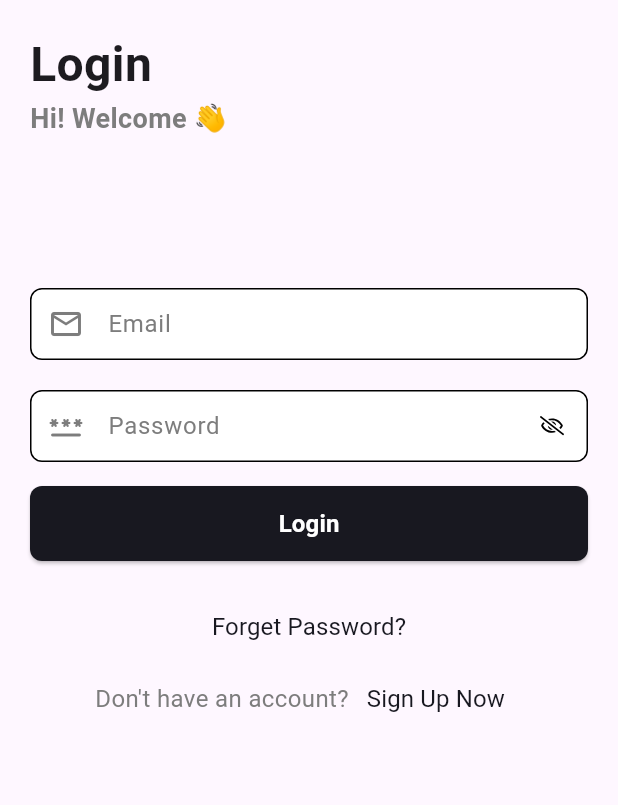
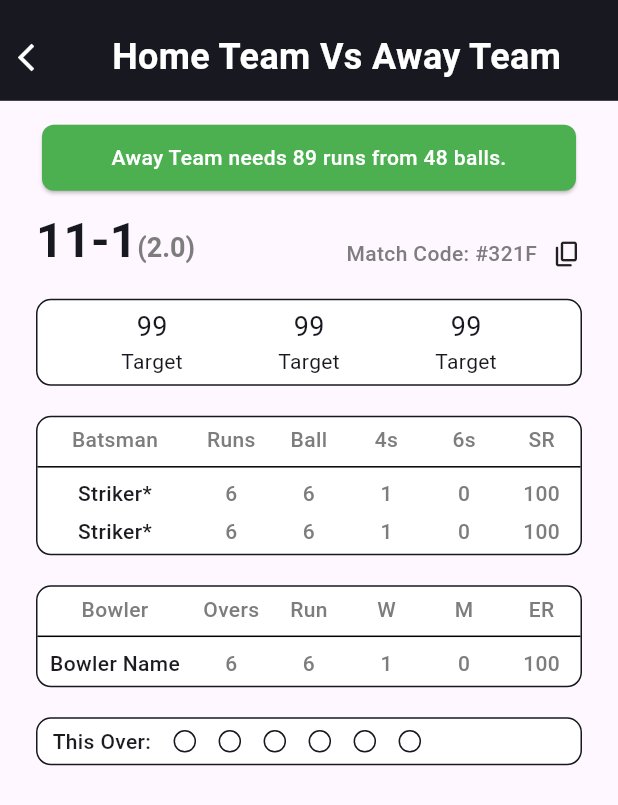
Before and after one commit to ck-lamib/cric_score_connect, a Flutter app: the screen it shows after launch, on a phone screen of 412 x 824 dp. Shown: the top 805 px of the screen. Run offline on Flutter 3.47's test engine with Material 3 defaults, Android fonts, the phone set to English and light mode, and no system bars; our stand-ins replace device_info_plus, dropdown_button2, flutter_svg, get, get_storage, image_cropper and 2 more; missing offline and left inert: simple_fontellico_progress_dialog; accounts and stored records are empty; Roboto replaces fonts that are missing (WorkSans).

Commit message:
feat(WIP: working in gaming page

```diff
--- a/lib/app.dart
+++ b/lib/app.dart
@@ -1,4 +1,5 @@
 import 'package:cric_score_connect/core/core_controller.dart';
+import 'package:cric_score_connect/screens/game/views/gaming/gaming_screen.dart';
 import 'package:cric_score_connect/screens/splash/views/splash_screen.dart';
 import 'package:cric_score_connect/utils/routes/pages.dart';
 import 'package:cric_score_connect/utils/themes/theme.dart';
@@ -24,7 +25,7 @@ class CricScoreConnect extends StatelessWidget {
       debugShowCheckedModeBanner: false,
       getPages: pages,
       theme: basicTheme(),
-      initialRoute: SplashScreen.routeName,
+      initialRoute: GamingScreen.routeName,
     );
   }
 }
--- /dev/null
+++ b/lib/screens/game/controller/gaming/gaming_controller.dart
@@ -0,0 +1,3 @@
+import 'package:get/get.dart';
+
+class GamingController extends GetxController {}
--- /dev/null
+++ b/lib/screens/game/views/gaming/gaming_screen.dart
@@ -0,0 +1,559 @@
+import 'package:cric_score_connect/screens/game/widgets/gaming/gaming_app_bar.dart';
+import 'package:cric_score_connect/utils/constants/colors.dart';
+import 'package:cric_score_connect/utils/constants/size_config.dart';
+import 'package:cric_score_connect/utils/themes/custom_text_styles.dart';
+import 'package:flutter/material.dart';
+import 'package:flutter/widgets.dart';
+
+class GamingScreen extends StatelessWidget {
+  static const String routeName = "/game-screen";
+  const GamingScreen({super.key});
+
+  @override
+  Widget build(BuildContext context) {
+    return Scaffold(
+      body: SafeArea(
+        child: NestedScrollView(
+          headerSliverBuilder: (context, innerBoxIsScrolled) => [
+            const GamingAppBar(),
+          ],
+          body: Container(
+            margin: const EdgeInsets.symmetric(horizontal: 24, vertical: 12),
+            child: ListView(
+              shrinkWrap: true,
+              children: [
+                Card(
+                  shape: RoundedRectangleBorder(
+                    borderRadius: BorderRadius.all(
+                      Radius.circular(8),
+                    ),
+                  ),
+                  color: Colors.green,
+                  child: Container(
+                    margin: EdgeInsets.symmetric(
+                      horizontal: 12,
+                      vertical: 12,
+                    ),
+                    child: Text(
+                      "Away Team needs 89 runs from 48 balls.",
+                      textAlign: TextAlign.center,
+                      style: CustomTextStyles.f14W500(
+                        color: AppColors.primaryColor,
+                      ),
+                    ),
+                  ),
+                ),
+                SizeConfig.getSpace(
+                  height: 10,
+                ),
+                Row(
+                  crossAxisAlignment: CrossAxisAlignment.end,
+                  mainAxisAlignment: MainAxisAlignment.spaceBetween,
+                  children: [
+                    RichText(
+                      text: TextSpan(
+                        text: "11-1",
+                        style: CustomTextStyles.f32W600(
+                          color: AppColors.backGroundColor,
+                        ),
+                        children: [
+                          TextSpan(
+                            text: "(2.0)",
+                            style: CustomTextStyles.f18W600(
+                              color: AppColors.hintTextColor,
+                            ),
+                          ),
+                        ],
+                      ),
+                    ),
+                    Row(
+                      children: [
+                        Text(
+                          "Match Code: ",
+                          style: CustomTextStyles.f14W500(
+                            color: AppColors.hintTextColor,
+                          ),
+                        ),
+                        Text(
+                          "#321F",
+                          style: CustomTextStyles.f14W500(
+                            color: AppColors.hintTextColor,
+                          ),
+                        ),
+                        SizedBox(
+                          width: 10,
+                        ),
+                        InkWell(
+                          splashFactory: InkRipple.splashFactory,
+                          child: Icon(
+                            Icons.copy_rounded,
+                            size: 20,
+                          ),
+                        )
+                      ],
+                    ),
+                  ],
+                ),
+                SizeConfig.getSpace(),
+                Container(
+                  padding: const EdgeInsets.symmetric(
+                    horizontal: 24,
+                    vertical: 5,
+                  ),
+                  decoration: BoxDecoration(
+                    color: AppColors.primaryColor,
+                    shape: BoxShape.rectangle,
+                    borderRadius: BorderRadius.circular(10),
+                    border: Border.all(
+                      color: AppColors.backGroundColor,
+                      width: 1,
+                    ),
+                  ),
+                  child: Row(
+                    mainAxisAlignment: MainAxisAlignment.spaceAround,
+                    children: [
+                      GamingRatingStat(),
+                      GamingRatingStat(),
+                      GamingRatingStat(),
+                    ],
+                  ),
+                ),
+                SizeConfig.getSpace(),
+                Container(
+                  padding: const EdgeInsets.symmetric(
+                    horizontal: 0,
+                    vertical: 5,
+                  ),
+                  decoration: BoxDecoration(
+                    color: AppColors.primaryColor,
+                    shape: BoxShape.rectangle,
+                    borderRadius: BorderRadius.circular(10),
+                    border: Border.all(
+                      color: AppColors.backGroundColor,
+                      width: 1,
+                    ),
+                  ),
+                  child: Column(
+                    // mainAxisAlignment: MainAxisAlignment.spaceAround,
+
+                    children: [
+                      Row(
+                        children: [
+                          Expanded(
+                            flex: 2,
+                            child: Text(
+                              "Batsman",
+                              textAlign: TextAlign.center,
+                              style: CustomTextStyles.f14W500(
+                                color: AppColors.hintTextColor,
+                              ),
+                            ),
+                          ),
+                          Expanded(
+                            flex: 1,
+                            child: Text(
+                              "Runs",
+                              textAlign: TextAlign.center,
+                              style: CustomTextStyles.f14W500(
+                                color: AppColors.hintTextColor,
+                              ),
+                            ),
+                          ),
+                          Expanded(
+                            flex: 1,
+                            child: Text(
+                              "Ball",
+                              textAlign: TextAlign.center,
+                              style: CustomTextStyles.f14W500(
+                                color: AppColors.hintTextColor,
+                              ),
+                            ),
+                          ),
+                          Expanded(
+                            flex: 1,
+                            child: Text(
+                              "4s",
+                              textAlign: TextAlign.center,
+                              style: CustomTextStyles.f14W500(
+                                color: AppColors.hintTextColor,
+                              ),
+                            ),
+                          ),
+                          Expanded(
+                            flex: 1,
+                            child: Text(
+                              "6s",
+                              textAlign: TextAlign.center,
+                              style: CustomTextStyles.f14W500(
+                                color: AppColors.hintTextColor,
+                              ),
+                            ),
+                          ),
+                          Expanded(
+                            flex: 1,
+                            child: Text(
+                              "SR",
+                              textAlign: TextAlign.center,
+                              style: CustomTextStyles.f14W500(
+                                color: AppColors.hintTextColor,
+                              ),
+                            ),
+                          ),
+                        ],
+                      ),
+                      Divider(),
+                      Row(
+                        children: [
+                          Expanded(
+                            flex: 2,
+                            child: Text(
+                              "Striker*",
+                              textAlign: TextAlign.center,
+                              style: CustomTextStyles.f14W500(),
+                            ),
+                          ),
+                          Expanded(
+                            flex: 1,
+                            child: Text(
+                              "6",
+                              textAlign: TextAlign.center,
+                              style: CustomTextStyles.f14W500(
+                                color: AppColors.hintTextColor,
+                              ),
+                            ),
+                          ),
+                          Expanded(
+                            flex: 1,
+                            child: Text(
+                              "6",
+                              textAlign: TextAlign.center,
+                              style: CustomTextStyles.f14W500(
+                                color: AppColors.hintTextColor,
+                              ),
+                            ),
+                          ),
+                          Expanded(
+                            flex: 1,
+                            child: Text(
+                              "1",
+                              textAlign: TextAlign.center,
+                              style: CustomTextStyles.f14W500(
+                                color: AppColors.hintTextColor,
+                              ),
+                            ),
+                          ),
+                          Expanded(
+                            flex: 1,
+                            child: Text(
+                              "0",
+                              textAlign: TextAlign.center,
+                              style: CustomTextStyles.f14W500(
+                                color: AppColors.hintTextColor,
+                              ),
+                            ),
+                          ),
+                          Expanded(
+                            flex: 1,
+                            child: Text(
+                              "100",
+                              textAlign: TextAlign.center,
+                              style: CustomTextStyles.f14W500(
+                                color: AppColors.hintTextColor,
+                              ),
+                            ),
+                          ),
+                        ],
+                      ),
+                      SizeConfig.getSpace(height: 5),
+                      Row(
+                        children: [
+                          Expanded(
+                            flex: 2,
+                            child: Text(
+                              "Striker*",
+                              textAlign: TextAlign.center,
+                              style: CustomTextStyles.f14W500(),
+                            ),
+                          ),
+                          Expanded(
+                            flex: 1,
+                            child: Text(
+                              "6",
+                              textAlign: TextAlign.center,
+                              style: CustomTextStyles.f14W500(
+                                color: AppColors.hintTextColor,
+                              ),
+                            ),
+                          ),
+                          Expanded(
+                            flex: 1,
+                            child: Text(
+                              "6",
+                              textAlign: TextAlign.center,
+                              style: CustomTextStyles.f14W500(
+                                color: AppColors.hintTextColor,
+                              ),
+                            ),
+                          ),
+                          Expanded(
+                            flex: 1,
+                            child: Text(
+                              "1",
+                              textAlign: TextAlign.center,
+                              style: CustomTextStyles.f14W500(
+                                color: AppColors.hintTextColor,
+                              ),
+                            ),
+                          ),
+                          Expanded(
+                            flex: 1,
+                            child: Text(
+                              "0",
+                              textAlign: TextAlign.center,
+                              style: CustomTextStyles.f14W500(
+                                color: AppColors.hintTextColor,
+                              ),
+                            ),
+                          ),
+                          Expanded(
+                            flex: 1,
+                            child: Text(
+                              "100",
+                              textAlign: TextAlign.center,
+                              style: CustomTextStyles.f14W500(
+                                color: AppColors.hintTextColor,
+                              ),
+                            ),
+                          ),
+                        ],
+                      )
+                    ],
+                  ),
+                ),
+                SizeConfig.getSpace(),
+                Container(
+                  padding: const EdgeInsets.symmetric(
+                    horizontal: 0,
+                    vertical: 5,
+                  ),
+                  decoration: BoxDecoration(
+                    color: AppColors.primaryColor,
+                    shape: BoxShape.rectangle,
+                    borderRadius: BorderRadius.circular(10),
+                    border: Border.all(
+                      color: AppColors.backGroundColor,
+                      width: 1,
+                    ),
+                  ),
+                  child: Column(
+                    // mainAxisAlignment: MainAxisAlignment.spaceAround,
+
+                    children: [
+                      Row(
+                        children: [
+                          Expanded(
+                            flex: 2,
+                            child: Text(
+                              "Bowler",
+                              textAlign: TextAlign.center,
+                              style: CustomTextStyles.f14W500(
+                                color: AppColors.hintTextColor,
+                              ),
+                            ),
+                          ),
+                          Expanded(
+                            flex: 1,
+                            child: Text(
+                              "Overs",
+                              textAlign: TextAlign.center,
+                              style: CustomTextStyles.f14W500(
+                                color: AppColors.hintTextColor,
+                              ),
+                            ),
+                          ),
+                          Expanded(
+                            flex: 1,
+                            child: Text(
+                              "Run",
+                              textAlign: TextAlign.center,
+                              style: CustomTextStyles.f14W500(
+                                color: AppColors.hintTextColor,
+                              ),
+                            ),
+                          ),
+                          Expanded(
+                            flex: 1,
+                            child: Text(
+                              "W",
+                              textAlign: TextAlign.center,
+                              style: CustomTextStyles.f14W500(
+                                color: AppColors.hintTextColor,
+                              ),
+                            ),
+                          ),
+                          Expanded(
+                            flex: 1,
+                            child: Text(
+                              "M",
+                              textAlign: TextAlign.center,
+                              style: CustomTextStyles.f14W500(
+                                color: AppColors.hintTextColor,
+                              ),
+                            ),
+                          ),
+                          Expanded(
+                            flex: 1,
+                            child: Text(
+                              "ER",
+                              textAlign: TextAlign.center,
+                              style: CustomTextStyles.f14W500(
+                                color: AppColors.hintTextColor,
+                              ),
+                            ),
+                          ),
+                        ],
+                      ),
+                      Divider(),
+                      Row(
+                        children: [
+                          Expanded(
+                            flex: 2,
+                            child: Text(
+                              "Bowler Name",
+                              textAlign: TextAlign.center,
+                              style: CustomTextStyles.f14W500(),
+                            ),
+                          ),
+                          Expanded(
+                            flex: 1,
+                            child: Text(
+                              "6",
+                              textAlign: TextAlign.center,
+                              style: CustomTextStyles.f14W500(
+                                color: AppColors.hintTextColor,
+                              ),
+                            ),
+                          ),
+                          Expanded(
+                            flex: 1,
+                            child: Text(
+                              "6",
+                              textAlign: TextAlign.center,
+                              style: CustomTextStyles.f14W500(
+                                color: AppColors.hintTextColor,
+                              ),
+                            ),
+                          ),
+                          Expanded(
+                            flex: 1,
+                            child: Text(
+                              "1",
+                              textAlign: TextAlign.center,
+                              style: CustomTextStyles.f14W500(
+                                color: AppColors.hintTextColor,
+                              ),
+                            ),
+                          ),
+                          Expanded(
+                            flex: 1,
+                            child: Text(
+                              "0",
+                              textAlign: TextAlign.center,
+                              style: CustomTextStyles.f14W500(
+                                color: AppColors.hintTextColor,
+                              ),
+                            ),
+                          ),
+                          Expanded(
+                            flex: 1,
+                            child: Text(
+                              "100",
+                              textAlign: TextAlign.center,
+                              style: CustomTextStyles.f14W500(
+                                color: AppColors.hintTextColor,
+                              ),
+                            ),
+                          ),
+                        ],
+                      ),
+                    ],
+                  ),
+                ),
+                SizeConfig.getSpace(),
+                Container(
+                  padding: const EdgeInsets.symmetric(
+                    horizontal: 10,
+                    vertical: 5,
+                  ),
+                  decoration: BoxDecoration(
+                    color: AppColors.primaryColor,
+                    shape: BoxShape.rectangle,
+                    borderRadius: BorderRadius.circular(10),
+                    border: Border.all(
+                      color: AppColors.backGroundColor,
+                      width: 1,
+                    ),
+                  ),
+                  child: Row(
+                    children: [
+                      Text(
+                        "This Over:",
+                        textAlign: TextAlign.center,
+                        style: CustomTextStyles.f14W500(),
+                      ),
+                      ...List.filled(
+                        6,
+                        Container(
+                          height: 15,
+                          width: 15,
+                          margin: EdgeInsets.only(
+                            left: 15,
+                          ),
+                          decoration: BoxDecoration(
+                            color: AppColors.primaryColor,
+                            shape: BoxShape.rectangle,
+                            borderRadius: BorderRadius.circular(10),
+                            border: Border.all(
+                              color: AppColors.backGroundColor,
+                              width: 1,
+                            ),
+                          ),
+                        ),
+                      ),
+                    ],
+                  ),
+                ),
+              ],
+            ),
+          ),
+        ),
+      ),
+    );
+  }
+}
+
+class GamingRatingStat extends StatelessWidget {
+  const GamingRatingStat({
+    super.key,
+  });
+
+  @override
+  Widget build(BuildContext context) {
+    return Column(
+      children: [
+        Text(
+          "99",
+          style: CustomTextStyles.f18W400(
+            color: AppColors.backGroundColor,
+          ),
+        ),
+        Text(
+          "Target",
+          style: CustomTextStyles.f14W400(
+            color: AppColors.backGroundColor,
+          ),
+        )
+      ],
+    );
+  }
+}
--- /dev/null
+++ b/lib/screens/game/widgets/gaming/gaming_app_bar.dart
@@ -0,0 +1,18 @@
+import 'package:cric_score_connect/common/common_app_bar.dart';
+import 'package:flutter/material.dart';
+
+class GamingAppBar extends StatelessWidget {
+  const GamingAppBar({super.key});
+
+  @override
+  Widget build(BuildContext context) {
+    return const CommonSilverAppBar(
+      hasLeading: true,
+      title: "Home Team Vs Away Team",
+      hasNotification: false,
+      scrolledUnderElevation: 0,
+      floating: false,
+      pinned: true,
+    );
+  }
+}
--- a/lib/utils/routes/pages.dart
+++ b/lib/utils/routes/pages.dart
@@ -2,14 +2,15 @@ import 'package:cric_score_connect/screens/dashboard/controller/dashboard_contro
 import 'package:cric_score_connect/screens/dashboard/views/dashboard_screen.dart';
 import 'package:cric_score_connect/screens/friend/controller/friend_screen_controller.dart';
 import 'package:cric_score_connect/screens/friend/views/friend_screen.dart';
+import 'package:cric_score_connect/screens/game/controller/gaming/gaming_controller.dart';
 import 'package:cric_score_connect/screens/game/controller/team_vs_team_game_controller.dart';
 import 'package:cric_score_connect/screens/game/views/game_setting.dart';
+import 'package:cric_score_connect/screens/game/views/gaming/gaming_screen.dart';
 import 'package:cric_score_connect/screens/game/views/team_vs_team_create_game_screen.dart';
 import 'package:cric_score_connect/screens/game/views/team_vs_team_game_screen.dart';
 import 'package:cric_score_connect/screens/gameprofile/controller/game_profile_controller.dart';
 import 'package:cric_score_connect/screens/gameprofile/views/game_profile.dart';
 import 'package:cric_score_connect/screens/home/controller/home_controller.dart';
-import 'package:cric_score_connect/screens/home/views/home_screen.dart';
 import 'package:cric_score_connect/screens/login/controller/login_controller.dart';
 import 'package:cric_score_connect/screens/login/views/login_screen.dart';
 import 'package:cric_score_connect/screens/password/controller/change_password_controller.dart';
@@ -94,7 +95,7 @@ var pages = [
   ),
   GetPage(
     name: GameProfileScreen.routeName,
-    page: () => GameProfileScreen(),
+    page: () => const GameProfileScreen(),
     binding: BindingsBuilder(
       () {
         Get.lazyPut(() => GameProfileController());
@@ -103,7 +104,7 @@ var pages = [
   ),
   GetPage(
     name: FriendScreen.routeName,
-    page: () => FriendScreen(),
+    page: () => const FriendScreen(),
     binding: BindingsBuilder(
       () {
         Get.lazyPut(() => FriendScreenController());
@@ -137,4 +138,13 @@ var pages = [
       },
     ),
   ),
+  GetPage(
+    name: GamingScreen.routeName,
+    page: () => const GamingScreen(),
+    binding: BindingsBuilder(
+      () {
+        Get.lazyPut(() => GamingController());
+      },
+    ),
+  ),
 ];
```
